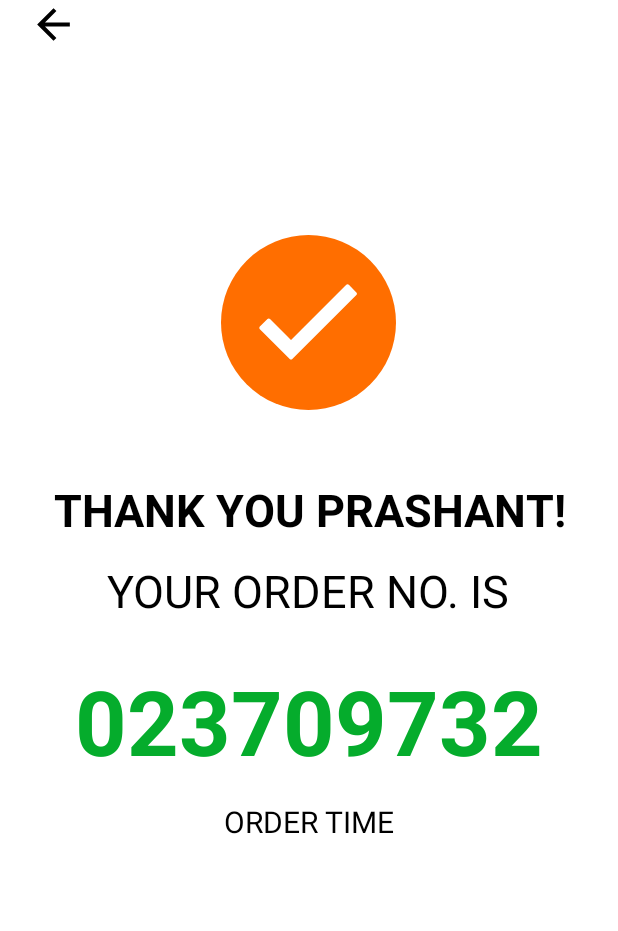
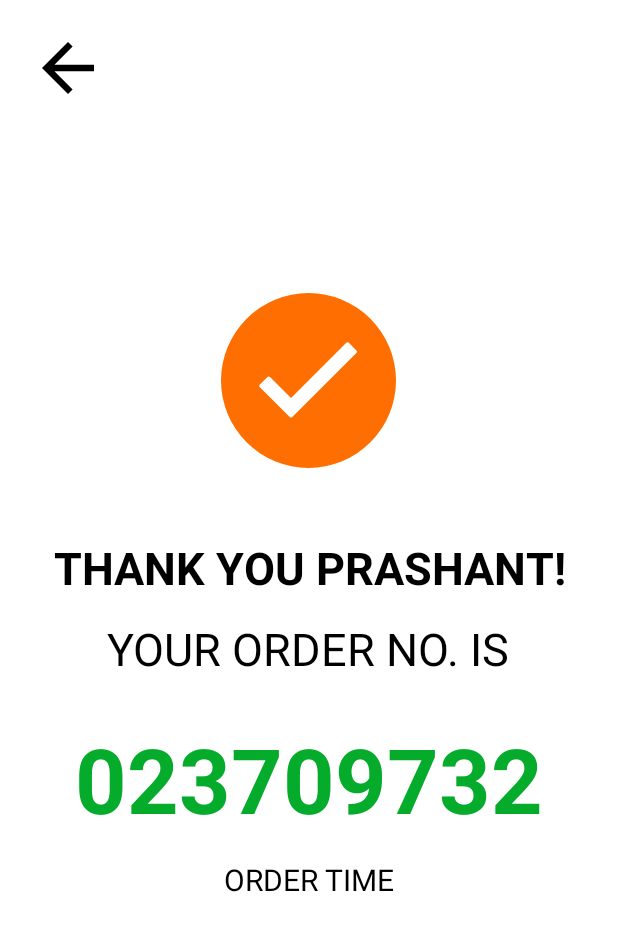
Before and after one commit to phpexpert12345/KioskApp, an Android app: the ActivityThankYou screen opened directly, with no data from a screen before it, on a phone screen of 412 x 824 dp. Shown: the top 931 px of the screen. Run offline under Robolectric (Android 15) with nearby library versions, the phone set to English and light mode, and no system bars; our stand-ins replace sdp/ssp sizes; network calls fail.

Commit message:
fixed changes reportedover whatsapp

```diff
--- a/app/src/main/java/com/phpexperts/kioskapp/Activities/ActivityThankYou.kt
+++ b/app/src/main/java/com/phpexperts/kioskapp/Activities/ActivityThankYou.kt
@@ -37,7 +37,7 @@ class ActivityThankYou : AppCompatActivity() {
             txt_user_thank_you.text=getString(R.string.thank_you_txt)+" "+user.user_name
         }
         else {
-            if(!guestUser.phone.equals("")) {
+            if(!guestUser.name.equals("")) {
                 txt_user_thank_you.text = getString(R.string.thank_you_txt)+" "+guestUser.name+"!"
             }
         }
--- a/app/src/main/java/com/phpexperts/kioskapp/Utils/Util.kt
+++ b/app/src/main/java/com/phpexperts/kioskapp/Utils/Util.kt
@@ -39,7 +39,7 @@ class Util {
             val progressDialog=ProgressDialog(context)
             progressDialog.setMessage(message)
             progressDialog.setCancelable(false)
-            progressDialog.setCanceledOnTouchOutside(true)
+            progressDialog.setCanceledOnTouchOutside(false)
             progressDialog.show()
             return progressDialog
         }
--- a/app/src/main/res/layout-sw600dp/customer_info.xml
+++ b/app/src/main/res/layout-sw600dp/customer_info.xml
@@ -84,7 +84,7 @@
         android:layout_alignParentBottom="true"
 
         android:layout_marginTop="@dimen/_25sdp"
-        android:textSize="35sp"
+        android:textSize="30sp"
         android:text="@string/guest_user"
         android:textColor="@color/white"
         android:id="@+id/btn_guest"/>
--- a/app/src/main/res/layout-sw600dp/layout_thankyou.xml
+++ b/app/src/main/res/layout-sw600dp/layout_thankyou.xml
@@ -6,9 +6,10 @@
     android:layout_height="match_parent"
     android:background="@color/white">
     <ImageView
-        android:layout_width="@dimen/_35sdp"
-        android:layout_height="@dimen/_35sdp"
+        android:layout_width="@dimen/_50sdp"
+        android:layout_height="@dimen/_50sdp"
         android:layout_marginStart="@dimen/_15sdp"
+        android:layout_marginTop="@dimen/_15sdp"
         android:src="@drawable/img_arrow_lack"
         android:id="@+id/img_back"
         />
--- a/app/src/main/res/layout-sw720dp/customer_info.xml
+++ b/app/src/main/res/layout-sw720dp/customer_info.xml
@@ -83,7 +83,7 @@
         android:background="@color/color_orange"
         android:layout_alignParentBottom="true"
         android:layout_marginTop="@dimen/_25sdp"
-        android:textSize="50sp"
+        android:textSize="43sp"
         android:text="@string/guest_user"
         android:textColor="@color/white"
         android:id="@+id/btn_guest"/>
--- a/app/src/main/res/layout-sw720dp/layout_thankyou.xml
+++ b/app/src/main/res/layout-sw720dp/layout_thankyou.xml
@@ -6,9 +6,10 @@
     android:layout_height="match_parent"
     android:background="@color/white">
     <ImageView
-        android:layout_width="@dimen/_35sdp"
-        android:layout_height="@dimen/_35sdp"
+        android:layout_width="@dimen/_55sdp"
+        android:layout_height="@dimen/_55sdp"
         android:layout_marginStart="@dimen/_15sdp"
+        android:layout_marginTop="@dimen/_15sdp"
         android:src="@drawable/img_arrow_lack"
         android:id="@+id/img_back"
         />
--- a/app/src/main/res/layout/customer_info.xml
+++ b/app/src/main/res/layout/customer_info.xml
@@ -85,7 +85,7 @@ android:id="@+id/linear_name"
         android:layout_alignParentBottom="true"
 
         android:layout_marginTop="@dimen/_25sdp"
-        android:textSize="25sp"
+        android:textSize="20sp"
         android:text="@string/guest_user"
         android:textColor="@color/white"
         android:id="@+id/btn_guest"/>
--- a/app/src/main/res/layout/layout_thankyou.xml
+++ b/app/src/main/res/layout/layout_thankyou.xml
@@ -6,9 +6,10 @@
     android:layout_height="match_parent"
     android:background="@color/white">
     <ImageView
-        android:layout_width="@dimen/_25sdp"
-        android:layout_height="@dimen/_25sdp"
+        android:layout_width="@dimen/_40sdp"
+        android:layout_height="@dimen/_40sdp"
         android:layout_marginStart="@dimen/_15sdp"
+        android:layout_marginTop="@dimen/_15sdp"
         android:src="@drawable/img_arrow_lack"
         android:id="@+id/img_back"
         />
```
